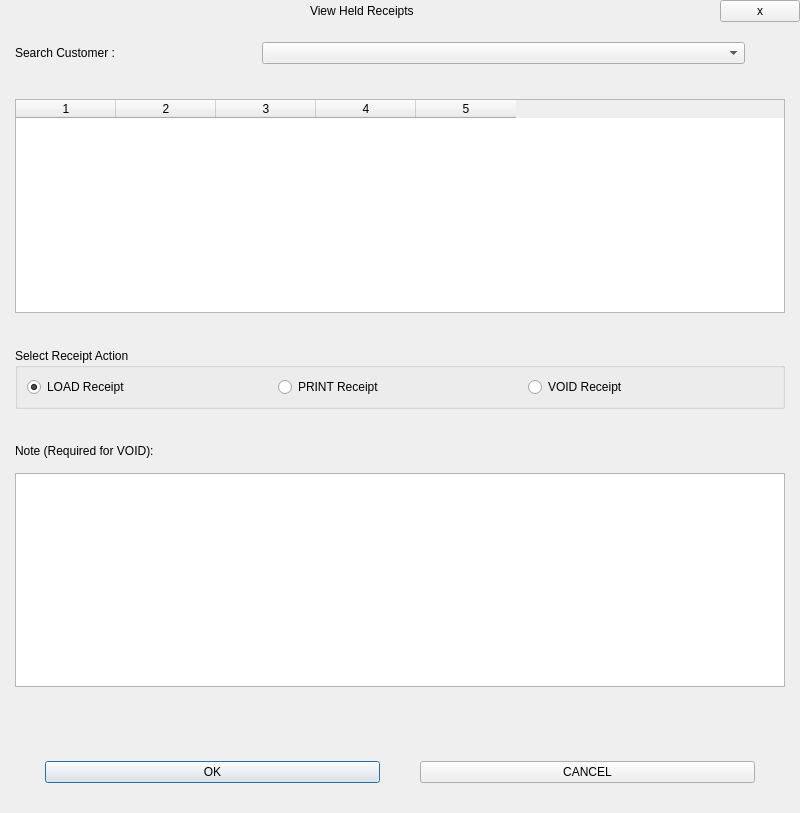
Qt form Project/ui/view_hold.ui (Selvam-T/POS) before a commit.
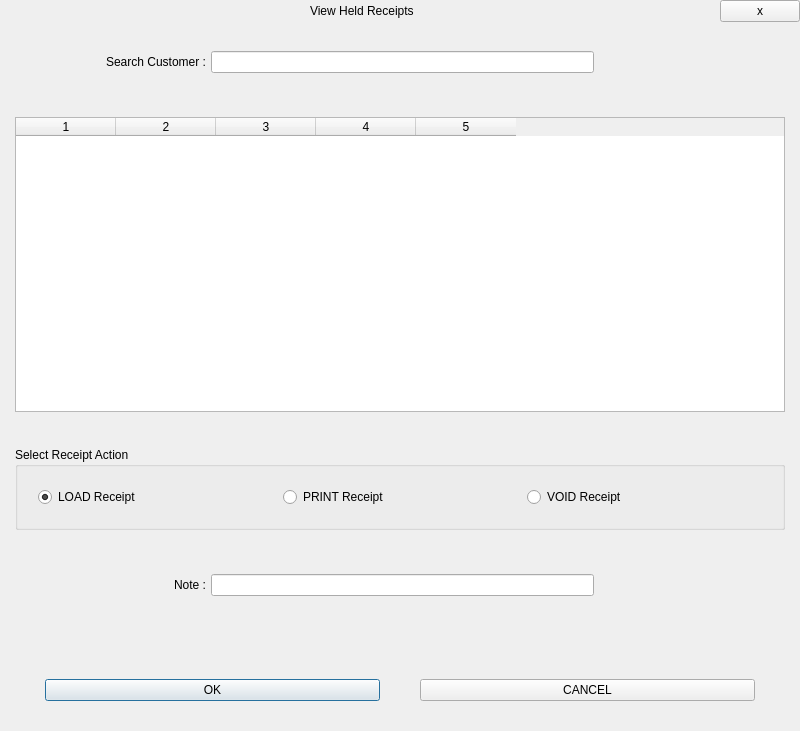
The same form after that commit.

Commit message: vegetable_menu refactored to use shared funcions. Added  report_exception helper to handle fallback, error_log, StatusBar messaging. Additional shared logic for placeholder text display. Auto_clear_on_correction rule added.

```diff
--- a/Project/ui/view_hold.ui
+++ b/Project/ui/view_hold.ui
@@ -7,7 +7,7 @@
     <x>0</x>
     <y>0</y>
     <width>800</width>
-    <height>813</height>
+    <height>731</height>
    </rect>
   </property>
   <property name="windowTitle">
@@ -111,19 +111,35 @@
       <number>30</number>
      </property>
      <item>
-      <layout class="QHBoxLayout" name="searchLayout" stretch="1,2,0">
+      <widget class="QFrame" name="viewHoldCustomerFrame">
+       <layout class="QHBoxLayout" name="searchLayout" stretch="1,2,1">
        <property name="spacing">
         <number>5</number>
        </property>
+        <property name="leftMargin">
+         <number>0</number>
+        </property>
+        <property name="topMargin">
+         <number>0</number>
+        </property>
+        <property name="rightMargin">
+         <number>0</number>
+        </property>
+        <property name="bottomMargin">
+         <number>0</number>
+        </property>
        <item>
         <widget class="QLabel" name="viewHoldSearchFieldLbl">
          <property name="text">
           <string>Search Customer :</string>
          </property>
+          <property name="alignment">
+           <set>Qt::AlignRight|Qt::AlignTrailing|Qt::AlignVCenter</set>
+          </property>
         </widget>
        </item>
        <item>
-        <widget class="QComboBox" name="viewHoldSearchComboBox"/>
+         <widget class="QLineEdit" name="viewHoldSearchLineEdit"/>
        </item>
        <item>
         <spacer name="horizontalSpacer_2">
@@ -133,12 +149,13 @@
          <property name="sizeHint" stdset="0">
           <size>
            <width>40</width>
-           <height>20</height>
+            <height>40</height>
           </size>
          </property>
         </spacer>
        </item>
       </layout>
+      </widget>
      </item>
      <item>
       <spacer name="verticalSpacer">
@@ -223,6 +240,21 @@
         <string>Select Receipt Action</string>
        </property>
        <layout class="QHBoxLayout" name="horizontalLayout_actions">
+        <property name="spacing">
+         <number>10</number>
+        </property>
+        <property name="leftMargin">
+         <number>20</number>
+        </property>
+        <property name="topMargin">
+         <number>20</number>
+        </property>
+        <property name="rightMargin">
+         <number>20</number>
+        </property>
+        <property name="bottomMargin">
+         <number>20</number>
+        </property>
         <item>
          <widget class="QRadioButton" name="viewHoldLoadRadioBtn">
           <property name="text">
@@ -267,23 +299,50 @@
       </spacer>
      </item>
      <item>
-      <widget class="QLabel" name="noteFieldLbl">
+      <widget class="QFrame" name="viewHoldNoteFrame">
+       <layout class="QHBoxLayout" name="horizontalLayout" stretch="1,2,1">
+        <property name="spacing">
+         <number>5</number>
+        </property>
+        <property name="leftMargin">
+         <number>0</number>
+        </property>
+        <property name="topMargin">
+         <number>0</number>
+        </property>
+        <property name="rightMargin">
+         <number>0</number>
+        </property>
+        <property name="bottomMargin">
+         <number>0</number>
+        </property>
+        <item>
+         <widget class="QLabel" name="viewHoldNoteFieldLbl">
        <property name="text">
-        <string>Note (Required for VOID):</string>
+           <string>Note :</string>
+          </property>
+          <property name="alignment">
+           <set>Qt::AlignRight|Qt::AlignTrailing|Qt::AlignVCenter</set>
        </property>
       </widget>
      </item>
      <item>
-      <widget class="QTextEdit" name="viewholdNotesTextEdit">
-       <property name="focusPolicy">
-        <enum>Qt::NoFocus</enum>
-       </property>
-       <property name="readOnly">
-        <bool>true</bool>
-       </property>
-       <property name="placeholderText">
-        <string/>
-       </property>
+         <widget class="QLineEdit" name="viewHoldNoteLineEdit"/>
+        </item>
+        <item>
+         <spacer name="horizontalSpacer_3">
+          <property name="orientation">
+           <enum>Qt::Horizontal</enum>
+          </property>
+          <property name="sizeHint" stdset="0">
+           <size>
+            <width>40</width>
+            <height>40</height>
+           </size>
+          </property>
+         </spacer>
+        </item>
+       </layout>
       </widget>
      </item>
      <item>
```
Lines whose indentation alone changed are shown as unchanged. The commit also changes 35 other files.
